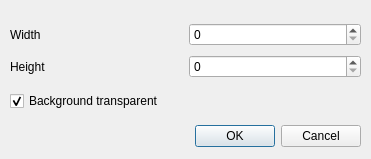
Above: plugins/RenderPlugin/ui/RenderImageDialog.ui from rbdl/rbdl-toolkit before the change. Below: the same form after it.
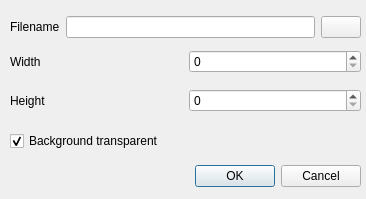
That is the form after the change. Icons and pictures are not drawn.

Commit message: extended functionality of RenderImageDialog

```diff
--- a/plugins/RenderPlugin/ui/RenderImageDialog.ui
+++ b/plugins/RenderPlugin/ui/RenderImageDialog.ui
@@ -6,8 +6,8 @@
    <rect>
     <x>0</x>
     <y>0</y>
-    <width>371</width>
-    <height>159</height>
+    <width>366</width>
+    <height>199</height>
    </rect>
   </property>
   <property name="windowTitle">
@@ -17,7 +17,7 @@
    <property name="geometry">
     <rect>
      <x>20</x>
-     <y>120</y>
+     <y>160</y>
      <width>341</width>
      <height>32</height>
     </rect>
@@ -33,9 +33,9 @@
    <property name="geometry">
     <rect>
      <x>10</x>
-     <y>20</y>
+     <y>40</y>
      <width>351</width>
-     <height>62</height>
+     <height>82</height>
     </rect>
    </property>
    <layout class="QGridLayout" name="gridLayout_4">
@@ -76,7 +76,7 @@
    <property name="geometry">
     <rect>
      <x>10</x>
-     <y>90</y>
+     <y>130</y>
      <width>349</width>
      <height>22</height>
     </rect>
@@ -88,6 +88,39 @@
     <bool>true</bool>
    </property>
   </widget>
+  <widget class="QWidget" name="verticalLayoutWidget">
+   <property name="geometry">
+    <rect>
+     <x>10</x>
+     <y>10</y>
+     <width>351</width>
+     <height>34</height>
+    </rect>
+   </property>
+   <layout class="QHBoxLayout" name="horizontalLayout">
+    <item>
+     <widget class="QLabel" name="label">
+      <property name="text">
+       <string>Filename</string>
+      </property>
+     </widget>
+    </item>
+    <item>
+     <widget class="QLineEdit" name="filenameEdit"/>
+    </item>
+    <item>
+     <widget class="QPushButton" name="filenameSelect">
+      <property name="text">
+       <string/>
+      </property>
+      <property name="icon">
+       <iconset>
+        <normaloff>../../../../../../../usr/share/icons/Adwaita/scalable/places/user-desktop-symbolic.svg</normaloff>../../../../../../../usr/share/icons/Adwaita/scalable/places/user-desktop-symbolic.svg</iconset>
+      </property>
+     </widget>
+    </item>
+   </layout>
+  </widget>
  </widget>
  <resources/>
  <connections>
```
Left out of the diff: 14 changed lines with no effect on the pictures. The commit also changes 7 other files.
